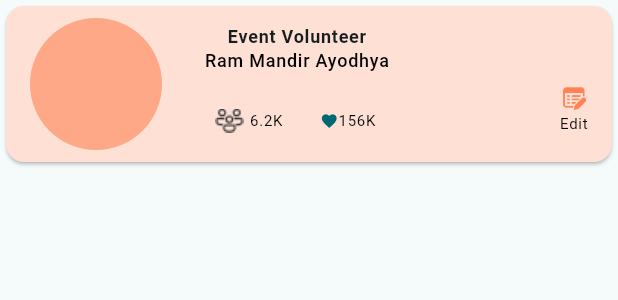
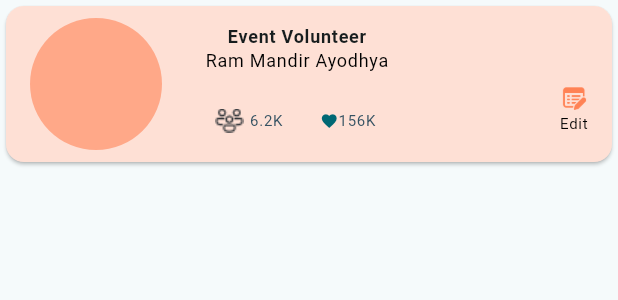
Before and after one commit to Mithun-18/flutter_tutorial, a Flutter app: the CommunityCardLg widget shown alone on an empty page, opened directly, on a phone screen of 412 x 824 dp. Shown: the top 300 px of the screen. Run offline on Flutter 3.47's test engine with Material 3 defaults, Android fonts, the phone set to English and light mode, and no system bars.

Commit message:
commmunity screen modified

```diff
--- a/lib/temple view/community_card_lg.dart
+++ b/lib/temple view/community_card_lg.dart
@@ -58,7 +58,7 @@ class CommunityCardLg extends StatelessWidget {
         style: Theme.of(context)
             .textTheme
             .labelMedium!
-            .copyWith(color: Colors.black));
+            .copyWith(color: Colors.black, fontWeight: FontWeight.w400));
   }
 
   Widget _renderFooter(BuildContext context) {
@@ -67,26 +67,30 @@ class CommunityCardLg extends StatelessWidget {
       children: [
         TextButton(
             onPressed: () {},
-            child: Row(
-              children: [
+            child: Row(children: [
               Image.asset('assets/community.png'),
               const SizedBox(
                 width: 4.0,
               ),
-                Text("6.2K", style: Theme.of(context).textTheme.labelSmall),
-              ],
-            )),
+              Text("6.2K",
+                  style: Theme.of(context)
+                      .textTheme
+                      .labelSmall!
+                      .copyWith(color: AppColors.charcoal))
+            ])),
         TextButton(
             onPressed: () {},
-            child: Row(
-              children: [
+            child: Row(children: [
               const Icon(
                 Icons.favorite,
                 size: 12.0,
               ),
-                Text("156K", style: Theme.of(context).textTheme.labelSmall),
-              ],
-            ))
+              Text("156K",
+                  style: Theme.of(context)
+                      .textTheme
+                      .labelSmall!
+                      .copyWith(color: AppColors.charcoal))
+            ]))
       ],
     );
   }
```
Lines whose indentation alone changed are shown as unchanged.
